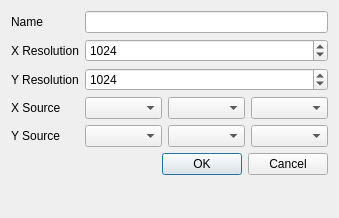
This is hist2ddialog.ui in flueke/mvme as Qt 5 draws it before an edit. The edited form follows.
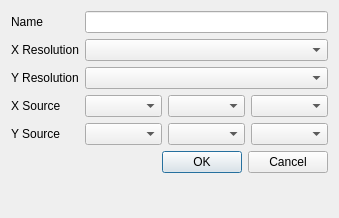
This is the edited form.

```diff
--- a/hist2ddialog.ui
+++ b/hist2ddialog.ui
@@ -31,19 +31,6 @@
      </property>
     </widget>
    </item>
-   <item row="1" column="1">
-    <widget class="QSpinBox" name="spin_xResolution">
-     <property name="minimum">
-      <number>1</number>
-     </property>
-     <property name="maximum">
-      <number>8192</number>
-     </property>
-     <property name="value">
-      <number>1024</number>
-     </property>
-    </widget>
-   </item>
    <item row="2" column="0">
     <widget class="QLabel" name="label_3">
      <property name="text">
@@ -51,19 +38,6 @@
      </property>
     </widget>
    </item>
-   <item row="2" column="1">
-    <widget class="QSpinBox" name="spin_yResolution">
-     <property name="minimum">
-      <number>1</number>
-     </property>
-     <property name="maximum">
-      <number>8192</number>
-     </property>
-     <property name="value">
-      <number>1024</number>
-     </property>
-    </widget>
-   </item>
    <item row="3" column="0">
     <widget class="QLabel" name="label_4">
      <property name="text">
@@ -114,6 +88,12 @@
      </property>
     </widget>
    </item>
+   <item row="1" column="1">
+    <widget class="QComboBox" name="comboXResolution"/>
+   </item>
+   <item row="2" column="1">
+    <widget class="QComboBox" name="comboYResolution"/>
+   </item>
   </layout>
  </widget>
  <resources/>
```
